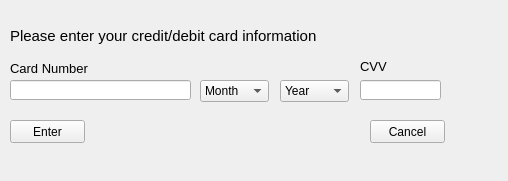
Cyrus-Riahi/CS1D-P1, file Group_Project_1/checkoutwindow.ui: the form before one commit.
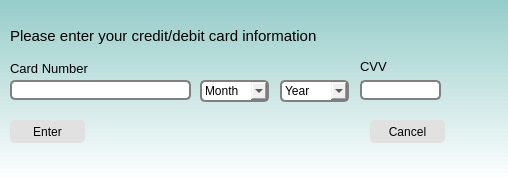
The form after the commit.

What changed in the file:
```diff
--- a/Group_Project_1/checkoutwindow.ui
+++ b/Group_Project_1/checkoutwindow.ui
@@ -13,6 +13,30 @@
   <property name="windowTitle">
    <string>Form</string>
   </property>
+  <property name="styleSheet">
+   <string notr="true">.QLineEdit, .QComboBox
+{
+border: 2px solid gray;
+}
+#CheckoutWindow
+{
+	
+	background-color: qlineargradient(spread:pad, x1:0, y1:0, x2:0, y2:1, stop:0 rgba(150, 204, 201, 255), stop:1 rgba(255, 255, 255, 255));
+}
+.QLineEdit, .QComboBox
+{
+border-radius:5px;
+}
+
+.QPushButton
+{
+	border-radius: 5px;	
+	height:22px;
+
+
+background-color: rgb(225, 225, 225);
+}</string>
+  </property>
   <widget class="QLabel" name="infoLabel">
    <property name="geometry">
     <rect>
```
Left out of the diff: 6 changed lines with no effect on the pictures.
